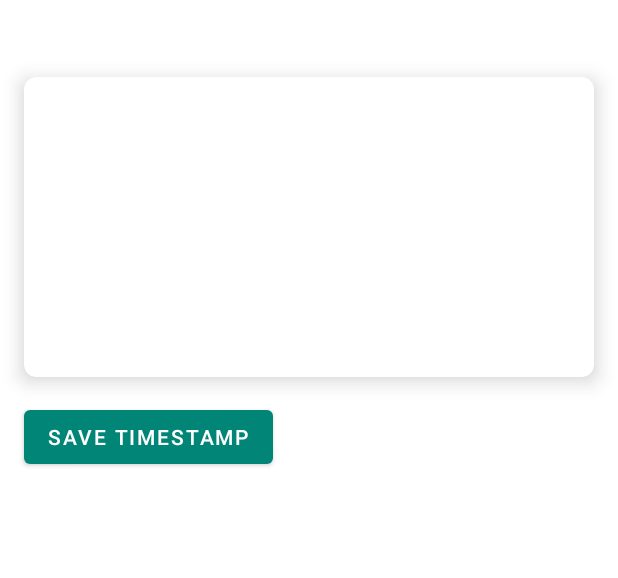
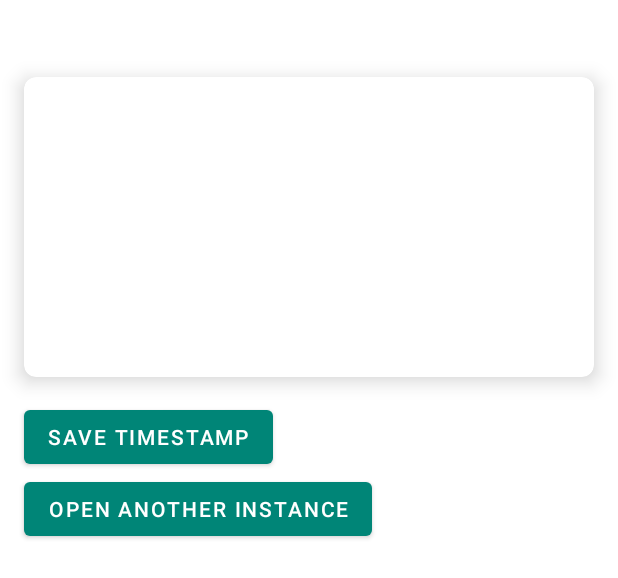
Before and after one commit to vicidroiddev/amalia, an Android app: the layout main_shared_content.xml on its own in the app's theme, with its tools: preview values and no code run, on a phone screen of 412 x 824 dp. Shown: the top 578 px of the screen. Run offline under Robolectric (Android 15) with nearby library versions, the phone set to English and light mode, and no system bars.

Commit message:
Add example of navigation from presenter - with raw activity

```diff
--- a/app/src/main/java/com/vicidroid/amalia/sample/main/home/HomeEvent.kt
+++ b/app/src/main/java/com/vicidroid/amalia/sample/main/home/HomeEvent.kt
@@ -1,7 +1,9 @@
 package com.vicidroid.amalia.sample.main.home
 
+import androidx.activity.ComponentActivity
 import com.vicidroid.amalia.core.ViewEvent
 
 sealed class HomeEvent : ViewEvent {
     object RequestSave : HomeEvent()
+    class RequestNavigate(val activity: ComponentActivity) : HomeEvent()
 }
--- a/app/src/main/java/com/vicidroid/amalia/sample/main/home/HomeViewDelegate.kt
+++ b/app/src/main/java/com/vicidroid/amalia/sample/main/home/HomeViewDelegate.kt
@@ -15,10 +15,13 @@ class HomeViewDelegate(lifecycleOwner: LifecycleOwner, view: View) :
     val message: TextView = findViewById(R.id.message)
     val image: ImageView = findViewById(R.id.image)
     val showToastBtn: MaterialButton = findViewById(R.id.saveBtn)
+    val openBtn: MaterialButton = findViewById(R.id.openBtn)
 
     init {
         showToastBtn.setOnClickListener { pushEvent(HomeEvent.RequestSave) }
+        openBtn.setOnClickListener { pushEvent(HomeEvent.RequestNavigate(hostActivity())) }
         showToastBtn.visibility = View.VISIBLE
+        openBtn.visibility = View.VISIBLE
     }
 
     override fun renderViewState(state: HomeState) {
--- a/app/src/main/res/layout/main_shared_content.xml
+++ b/app/src/main/res/layout/main_shared_content.xml
@@ -42,5 +42,15 @@
             tools:visibility="visible"
             android:text="Save timestamp"/>
 
+    <com.google.android.material.button.MaterialButton
+            android:id="@+id/openBtn"
+            android:layout_marginStart="@dimen/activity_horizontal_margin"
+            android:layout_marginEnd="@dimen/activity_horizontal_margin"
+            android:layout_width="wrap_content"
+            android:layout_height="wrap_content"
+            android:visibility="gone"
+            tools:visibility="visible"
+            android:text="Open another instance"/>
+
 
 </LinearLayout>
```
Also changed, not shown: app/src/main/java/com/vicidroid/amalia/sample/main/home/HomePresenter.kt (+7 -0 lines).
